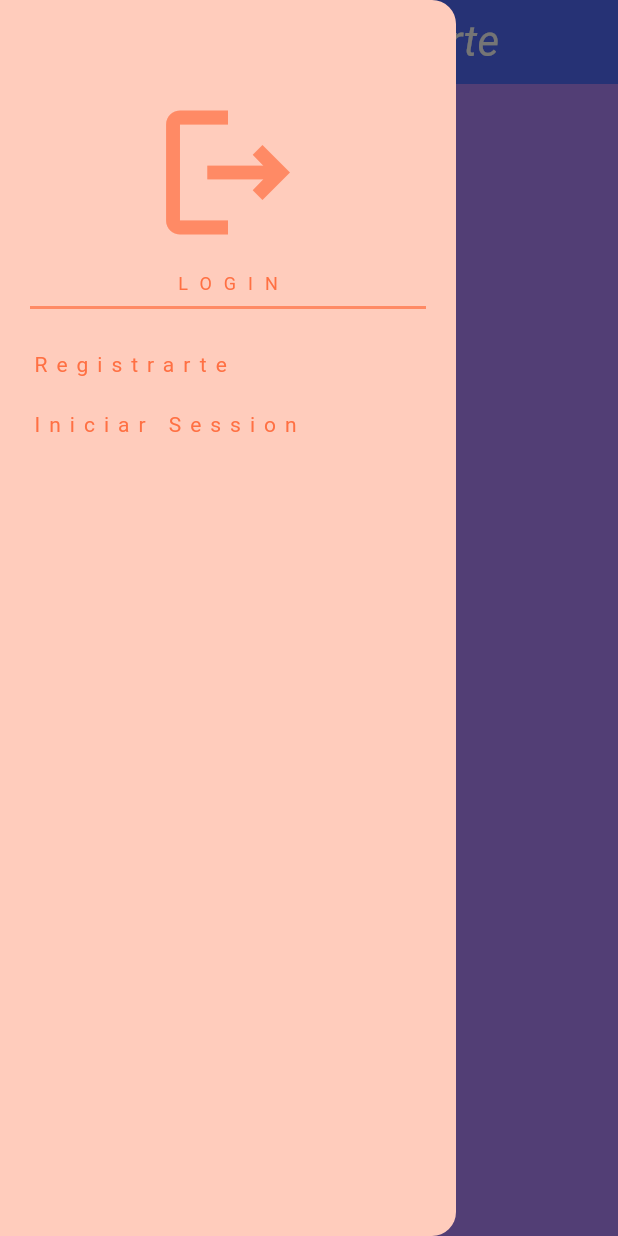
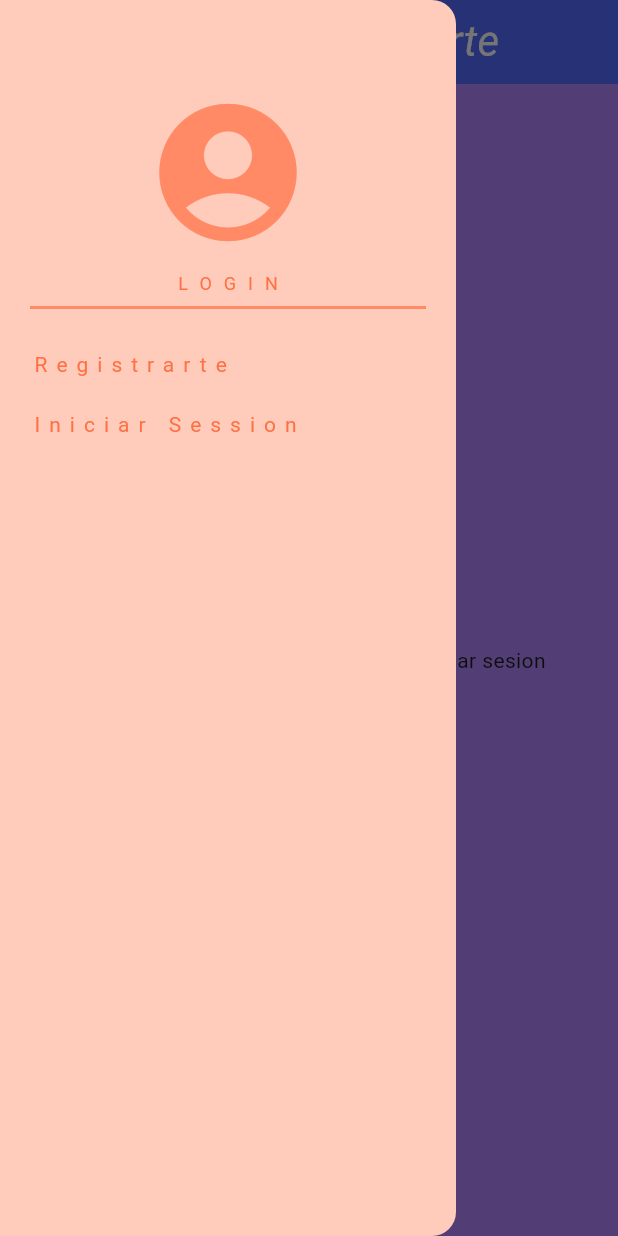
Before and after one commit to Polichus/app_con_bbdd_local, a Flutter app: the screen it shows after launch, with the side drawer open, on a phone screen of 412 x 824 dp. Run offline on Flutter 3.47's test engine with Material 3 defaults, Android fonts, the phone set to English and light mode, and no system bars; our stand-ins replace hive, hive_flutter; accounts and stored records are empty.

Commit message:
App acabada

```diff
--- a/lib/componentes/cbarra_navegacion.dart
+++ b/lib/componentes/cbarra_navegacion.dart
@@ -3,8 +3,10 @@ import 'package:app_con_bbdd_local/componentes/pagina_registro.dart';
 import 'package:flutter/material.dart';
 
 class CbarraNavegacion extends StatelessWidget {
-  const CbarraNavegacion({
+  final String textoBenviguda;
+  CbarraNavegacion({
     super.key,
+    this.textoBenviguda = "Hola, tienes q registrate para poder iniciar sesion",
   });
 
   @override
@@ -24,7 +26,7 @@ class CbarraNavegacion extends StatelessWidget {
                   height: 40,
                 ),
                 Icon(
-                  Icons.logout_outlined,
+                  Icons.account_circle,
                   size: 110,
                   color: Colors.deepOrange[300],
                 ),
@@ -80,9 +82,8 @@ class CbarraNavegacion extends StatelessWidget {
                     Navigator.push(
                       context,
                       MaterialPageRoute(
-                        builder: (context) => PaginaInicioSesion(
-                          controller_nom: controller_nom,
-                          controller_contrasenya: controller_contrasenya,
+                        builder: (context) => const PaginaInicioSesion(
+
                         ),
                       ),
                     );
@@ -117,8 +118,8 @@ class CbarraNavegacion extends StatelessWidget {
           ),
           title: const Text("Pagina para Logearte"),
         ),
-        body: const Center(
-          child: Text(""),
+        body: Center(
+          child: Text(textoBenviguda),
         ),
         backgroundColor: Colors.deepPurpleAccent[100],
       ),
--- a/lib/data/BBDD.dart
+++ b/lib/data/BBDD.dart
@@ -8,8 +8,8 @@ class Bbdd {
   void crearDadesExemple() {
     tasques_llista = [
       {
-        "usuario": "Pol",
-        "password": "1234",
+        "usuario": "",
+        "password": "",
       },
     ];
   }
--- a/lib/main.dart
+++ b/lib/main.dart
@@ -16,7 +16,7 @@ class MainApp extends StatelessWidget {
 
   @override
   Widget build(BuildContext context) {
-    return const MaterialApp(
+    return MaterialApp(
       debugShowCheckedModeBanner: false,
       home: Scaffold(
         body: CbarraNavegacion(),
```
Also changed, not shown: lib/componentes/pagina_inicio_sesion.dart (+33 -14 lines), lib/componentes/pagina_registro.dart (+19 -19 lines).
